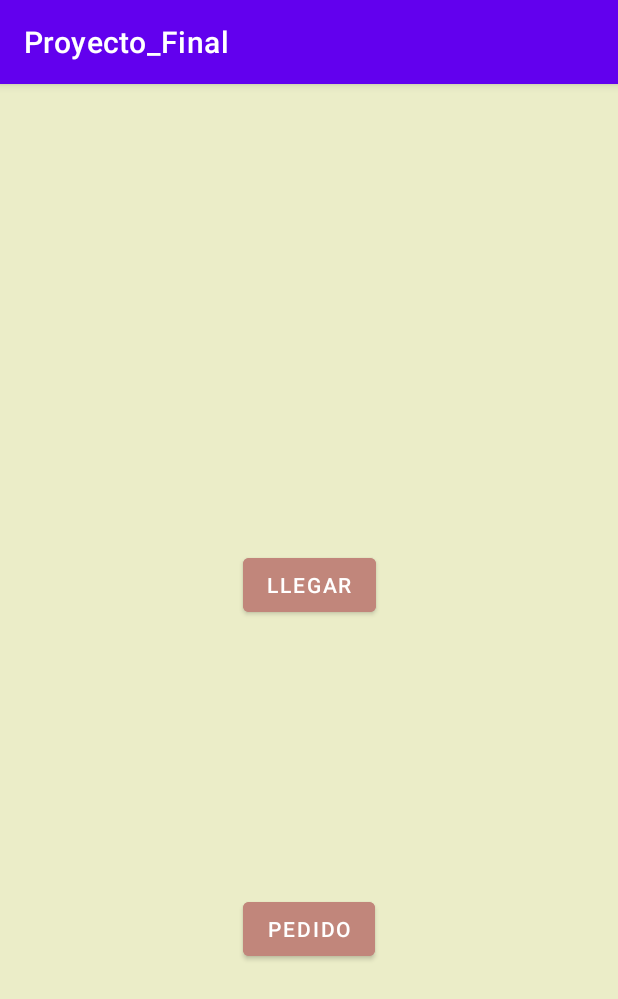
After one commit to Andrey-Moises/Proyecto_Final, an Android app: the Ruta screen opened directly, with no data from a screen before it, on a phone screen of 412 x 824 dp. The commit adds this screen. Shown: the top 999 px of the screen. Run offline under Robolectric (Android 15) with nearby library versions, the phone set to English and light mode, and no system bars.

Commit message:
Pantallas y enrutamiento de los ultimos puntos

```diff
--- /dev/null
+++ b/app/src/main/java/com/example/proyecto_final/Ruta.java
@@ -0,0 +1,39 @@
+package com.example.proyecto_final;
+
+import androidx.appcompat.app.AppCompatActivity;
+
+import android.content.Intent;
+import android.os.Bundle;
+import android.widget.Button;
+
+public class Ruta extends AppCompatActivity {
+
+    @Override
+    protected void onCreate(Bundle savedInstanceState)
+    {
+        super.onCreate(savedInstanceState);
+        setContentView(R.layout.activity_ruta);
+
+        Intent GO = getIntent();
+
+        Button  llegar = findViewById(R.id.button1),
+                pedido = findViewById(R.id.button2);
+
+        llegar.setOnClickListener(view ->
+        {
+
+            Intent GORute = new Intent(this, Llegar.class);
+            startActivity(GORute);
+
+        });
+
+        pedido.setOnClickListener(view ->
+        {
+
+            Intent GORute = new Intent(this, Pedido.class);
+            startActivity(GORute);
+
+        });
+
+    }
+}
--- /dev/null
+++ b/app/src/main/res/layout/activity_ruta.xml
@@ -0,0 +1,40 @@
+<?xml version="1.0" encoding="utf-8"?>
+<androidx.constraintlayout.widget.ConstraintLayout xmlns:android="http://schemas.android.com/apk/res/android"
+    xmlns:app="http://schemas.android.com/apk/res-auto"
+    xmlns:tools="http://schemas.android.com/tools"
+    android:layout_width="match_parent"
+    android:layout_height="match_parent"
+    android:background="@color/Primario1"
+    tools:context=".Ruta">
+
+    <Button
+
+        android:id="@+id/button1"
+        android:layout_width="wrap_content"
+        android:layout_height="wrap_content"
+        app:layout_constraintBottom_toBottomOf="parent"
+        app:layout_constraintEnd_toEndOf="parent"
+        app:layout_constraintStart_toStartOf="parent"
+        app:layout_constraintTop_toTopOf="parent"
+        android:layout_marginBottom="100dp"
+        android:text="Llegar"
+        android:backgroundTint="@color/Primario4"
+
+        />
+
+    <Button
+
+        android:id="@+id/button2"
+        android:layout_width="wrap_content"
+        android:layout_height="wrap_content"
+        app:layout_constraintTop_toBottomOf="@id/button1"
+        app:layout_constraintBottom_toBottomOf="parent"
+        app:layout_constraintStart_toStartOf="@id/button1"
+        android:text="Pedido"
+        android:backgroundTint="@color/Primario4"
+
+
+        />
+
+
+</androidx.constraintlayout.widget.ConstraintLayout>
```
Also changed, not shown: app/src/main/AndroidManifest.xml (+17 -5 lines), app/src/main/java/com/example/proyecto_final/Llegar.java (added, +14 -0 lines), app/src/main/java/com/example/proyecto_final/MainActivity.java (+10 -1 lines), app/src/main/java/com/example/proyecto_final/Pedido.java (added, +14 -0 lines), app/src/main/res/layout/activity_llegar.xml (added, +9 -0 lines), app/src/main/res/layout/activity_pedido.xml (added, +9 -0 lines).
